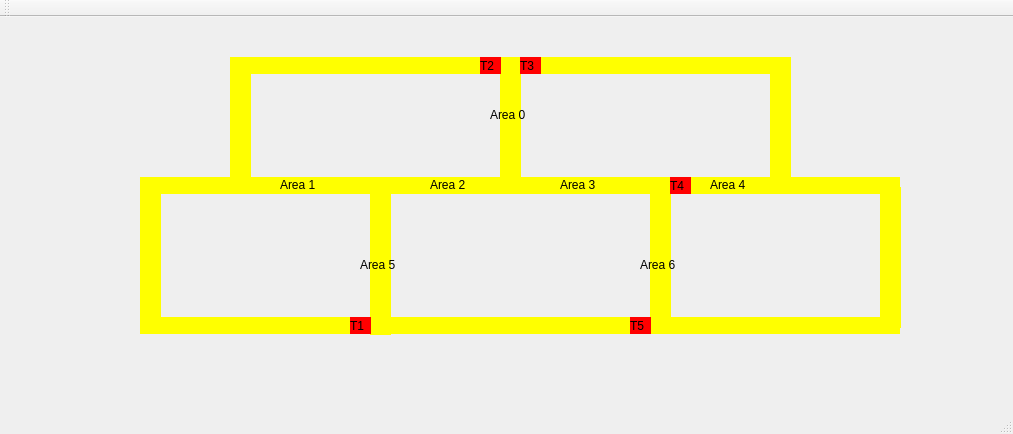
The window that mainwindow.ui (Ezeque/Projeto_2_SO) describes before a commit, drawn with Qt 5.
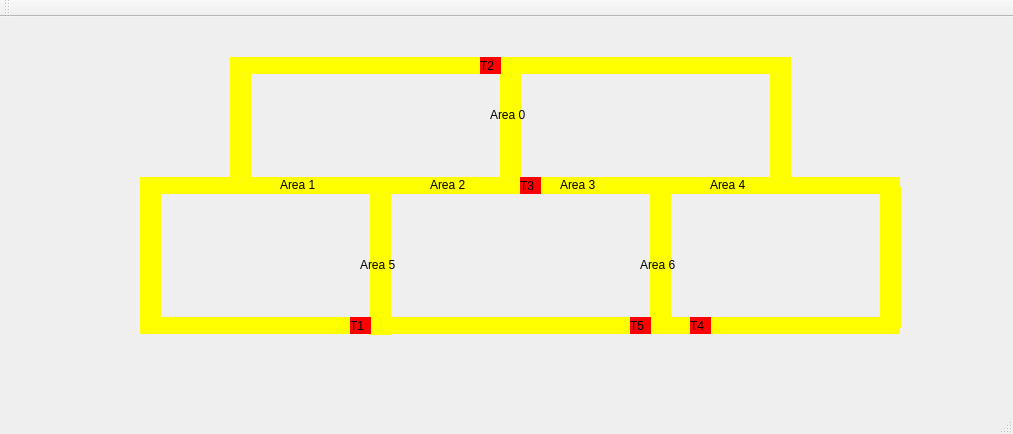
The same window after the commit.

```diff
--- a/mainwindow.ui
+++ b/mainwindow.ui
@@ -305,8 +305,8 @@
    <widget class="QLabel" name="label_trem4">
     <property name="geometry">
      <rect>
-      <x>670</x>
-      <y>160</y>
+      <x>690</x>
+      <y>300</y>
       <width>21</width>
       <height>17</height>
      </rect>
@@ -322,7 +322,7 @@
     <property name="geometry">
      <rect>
       <x>520</x>
-      <y>40</y>
+      <y>160</y>
       <width>21</width>
       <height>17</height>
      </rect>
```
